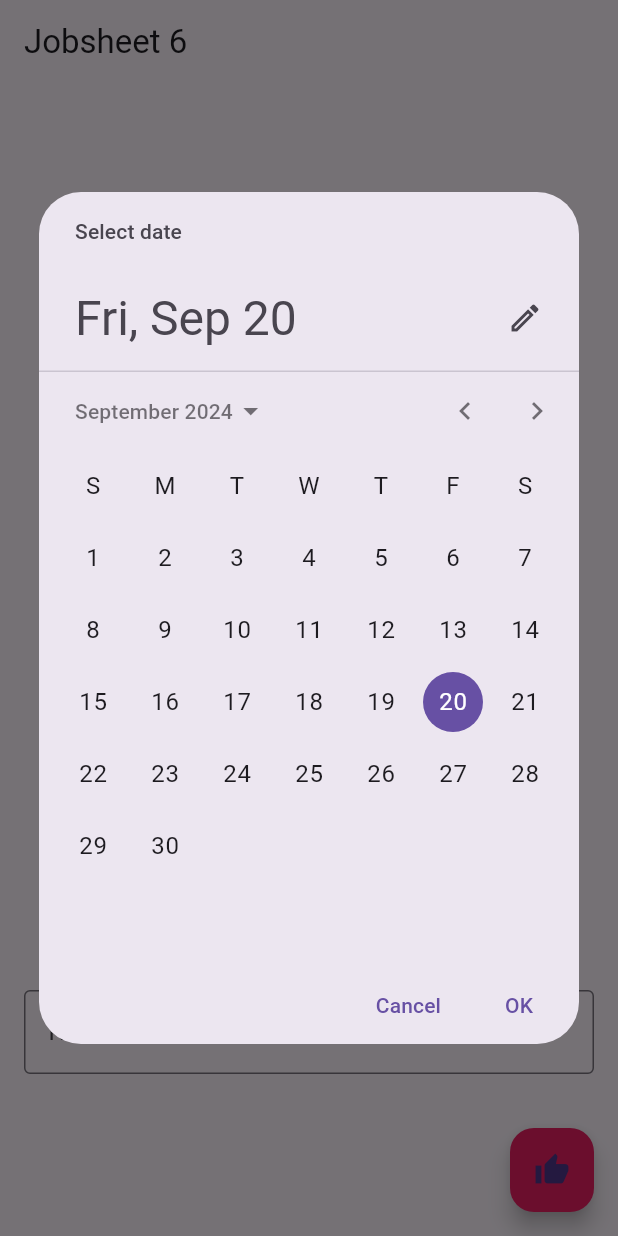
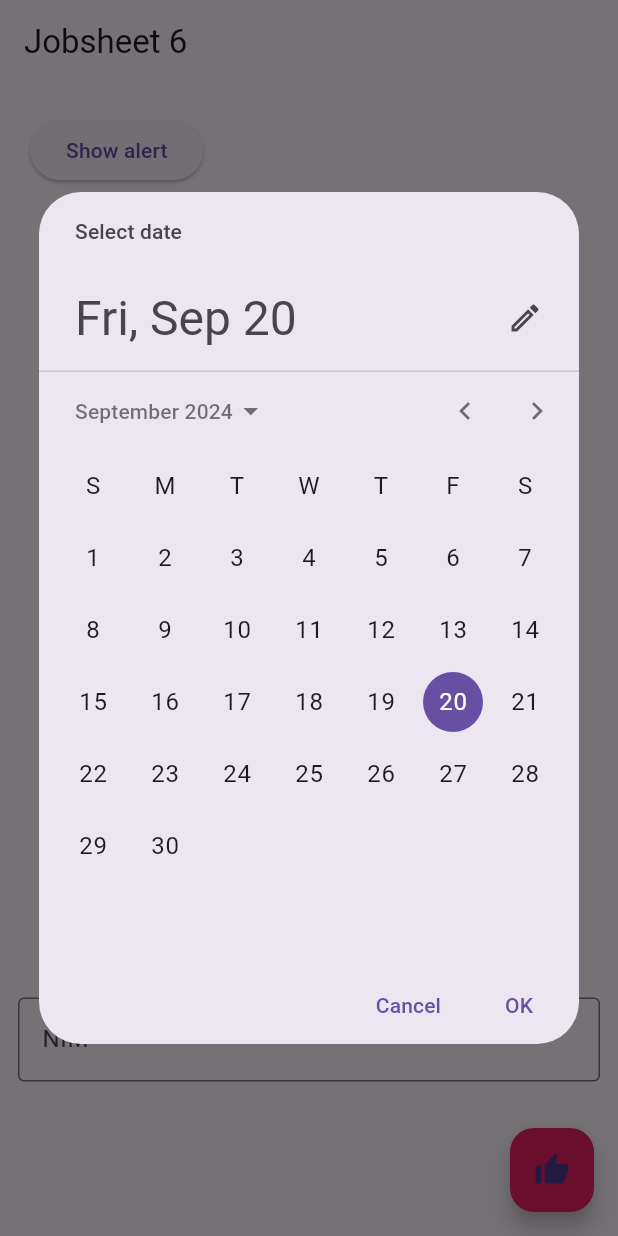
Before and after one commit to WHARN0/Pemrograman-Mobile, a Flutter app: the screen it shows after launch, after a tap on "Pilih Tanggal", on a phone screen of 412 x 824 dp. Run offline on Flutter 3.47's test engine with Material 3 defaults, Android fonts, the phone set to English and light mode, and no system bars.

Commit message:
Fix Update

```diff
--- a/Jobsheet 6/hello_world/lib/main.dart
+++ b/Jobsheet 6/hello_world/lib/main.dart
@@ -16,6 +16,20 @@ class MyApp extends StatelessWidget {
     return const MaterialApp(
       title: 'Flutter Project',
       home: MyHomePage(title: 'Jobsheet 6'),
+    );
+  }
+}
+
+class InputSelection extends StatelessWidget {
+  const InputSelection({super.key});
+
+  @override
+  Widget build(BuildContext context) {
+    return const TextField(
+      decoration: InputDecoration(
+        border: OutlineInputBorder(),
+        labelText: 'NIM',
+      ),
     );
   }
 }
@@ -52,20 +66,41 @@ class _MyHomePageState extends State<MyHomePage> {
         title: Text(widget.title),
       ),
       body: Container(
-        padding: const EdgeInsets.all(16.0),
+        padding: const EdgeInsets.all(12.0),
         child: Column(
-          mainAxisAlignment: MainAxisAlignment.center, // Pusatkan isi
+          children: [
+            Row(
               children: [
                 MyLayout(),
-            const SizedBox(height: 20.0),
+              ],
+            ),
+            Expanded(
+              child: Column(
+                mainAxisAlignment: MainAxisAlignment.center,
+                children: [
+                  SizedBox(
+                    height: 50.0,
+                  ),
+                  Center(
+                    child: Column(
+                      mainAxisSize: MainAxisSize.min,
+                      children: <Widget>[
                         MyImageWidget(),
-            const SizedBox(height: 20.0),
+                        SizedBox(
+                          height: 20.0,
+                        ),
                         MyTextWidget(),
-            const SizedBox(height: 20.0),
                         Text("${selectedDate.toLocal()}".split(' ')[0]),
-            const SizedBox(height: 20.0),
+                        const SizedBox(
+                          height: 20.0,
+                        ),
                         ElevatedButton(
-              onPressed: () => _selectDate(context),
+                          onPressed: () {
+                            _selectDate(context);
+                            print(selectedDate.day +
+                                selectedDate.month +
+                                selectedDate.year);
+                          },
                           child: const Text('Pilih Tanggal'),
                         ),
                         const SizedBox(height: 20.0),
@@ -73,21 +108,13 @@ class _MyHomePageState extends State<MyHomePage> {
                       ],
                     ),
                   ),
+                ],
+              ),
+            ),
+          ],
+        ),
+      ),
       floatingActionButton: FabWidget(),
     );
   }
 }
-
-class InputSelection extends StatelessWidget {
-  const InputSelection({super.key});
-
-  @override
-  Widget build(BuildContext context) {
-    return const TextField(
-      decoration: InputDecoration(
-        border: OutlineInputBorder(),
-        labelText: 'NIM',
-      ),
-    );
-  }
-}
```
Also changed, not shown: Jobsheet 6/hello_world/images/Tugas.png. Lines whose indentation alone changed are shown as unchanged.
